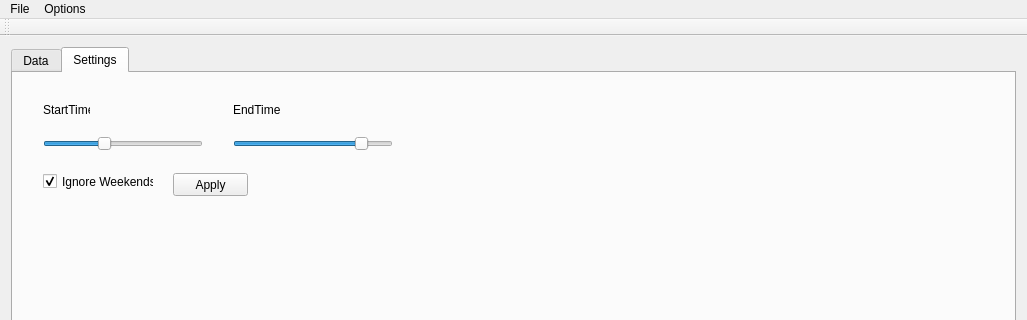
Before: the Qt Designer form View/mainwindow.ui in Benjistep/onderzoekDelft, drawn with Qt 5; both pictures show x 0 to 1027 and y 0 to 320 of the 1027 by 736 pixel window.
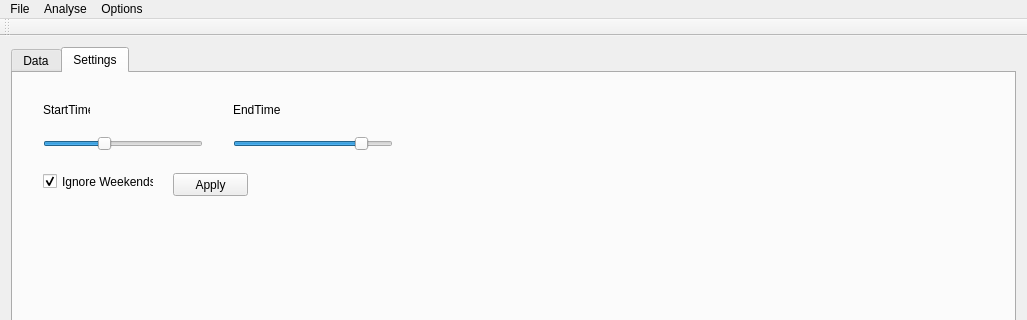
After: the same form once the commit is applied.

Patch:
```diff
--- a/View/mainwindow.ui
+++ b/View/mainwindow.ui
@@ -178,7 +178,14 @@
     <addaction name="menuSet_Column_To_Type"/>
     <addaction name="actionFill_Empty_Cells"/>
    </widget>
+   <widget class="QMenu" name="menuAnalyse">
+    <property name="title">
+     <string>Analyse</string>
+    </property>
+    <addaction name="actionAnalyse_selected_cells"/>
+   </widget>
    <addaction name="menuOnderzoek_Delft"/>
+   <addaction name="menuAnalyse"/>
    <addaction name="menuOptions"/>
   </widget>
   <action name="actionAdd_File">
```
Left out of the diff: 5 changed lines with no effect on the pictures.
